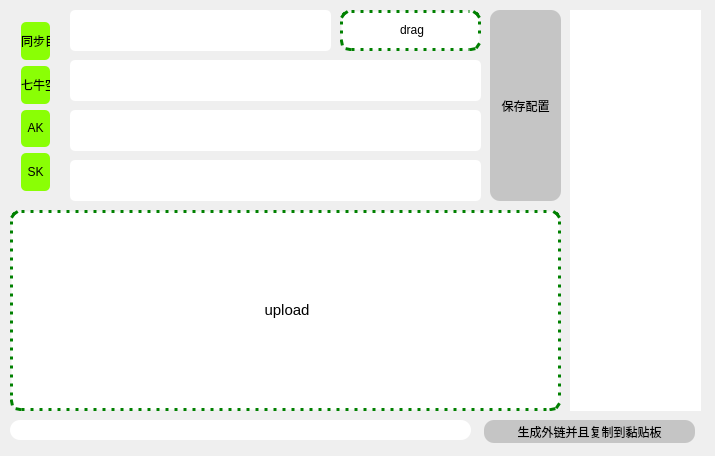
laocan/qiniu_upload, file qiniu/dialog.ui: the form before one commit.
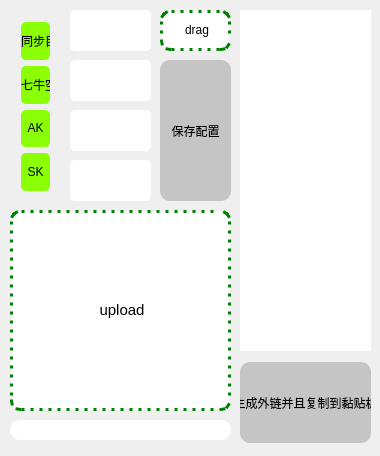
The form after the commit.

```diff
--- a/qiniu/dialog.ui
+++ b/qiniu/dialog.ui
@@ -6,7 +6,7 @@
    <rect>
     <x>0</x>
     <y>0</y>
-    <width>715</width>
+    <width>380</width>
     <height>456</height>
    </rect>
   </property>
@@ -21,10 +21,10 @@
   <widget class="QPushButton" name="saveconfig">
    <property name="geometry">
     <rect>
-     <x>490</x>
-     <y>10</y>
+     <x>160</x>
+     <y>60</y>
      <width>71</width>
-     <height>191</height>
+     <height>141</height>
     </rect>
    </property>
    <property name="styleSheet">
@@ -41,9 +41,9 @@
   <widget class="QLabel" name="labeldrag">
    <property name="geometry">
     <rect>
-     <x>340</x>
+     <x>160</x>
      <y>10</y>
-     <width>141</width>
+     <width>71</width>
      <height>41</height>
     </rect>
    </property>
@@ -62,7 +62,7 @@
     <rect>
      <x>10</x>
      <y>210</y>
-     <width>551</width>
+     <width>221</width>
      <height>201</height>
     </rect>
    </property>
@@ -83,10 +83,10 @@
   <widget class="QListWidget" name="listWidget">
    <property name="geometry">
     <rect>
-     <x>570</x>
+     <x>240</x>
      <y>10</y>
      <width>131</width>
-     <height>401</height>
+     <height>341</height>
     </rect>
    </property>
    <property name="styleSheet">
@@ -100,7 +100,7 @@
     <rect>
      <x>10</x>
      <y>420</y>
-     <width>461</width>
+     <width>221</width>
      <height>20</height>
     </rect>
    </property>
@@ -108,10 +108,10 @@
   <widget class="QPushButton" name="pushButton">
    <property name="geometry">
     <rect>
-     <x>484</x>
-     <y>420</y>
-     <width>211</width>
-     <height>23</height>
+     <x>240</x>
+     <y>362</y>
+     <width>131</width>
+     <height>81</height>
     </rect>
    </property>
    <property name="styleSheet">
@@ -125,7 +125,7 @@
     <string>生成外链并且复制到黏贴板</string>
    </property>
   </widget>
-  <widget class="QWidget" name="">
+  <widget class="QWidget" name="layoutWidget">
    <property name="geometry">
     <rect>
      <x>10</x>
@@ -190,7 +190,7 @@
     <rect>
      <x>70</x>
      <y>60</y>
-     <width>411</width>
+     <width>81</width>
      <height>41</height>
     </rect>
    </property>
@@ -205,7 +205,7 @@
     <rect>
      <x>70</x>
      <y>110</y>
-     <width>411</width>
+     <width>81</width>
      <height>41</height>
     </rect>
    </property>
@@ -220,7 +220,7 @@
     <rect>
      <x>70</x>
      <y>160</y>
-     <width>411</width>
+     <width>81</width>
      <height>41</height>
     </rect>
    </property>
@@ -235,7 +235,7 @@
     <rect>
      <x>70</x>
      <y>10</y>
-     <width>261</width>
+     <width>81</width>
      <height>41</height>
     </rect>
    </property>
```
